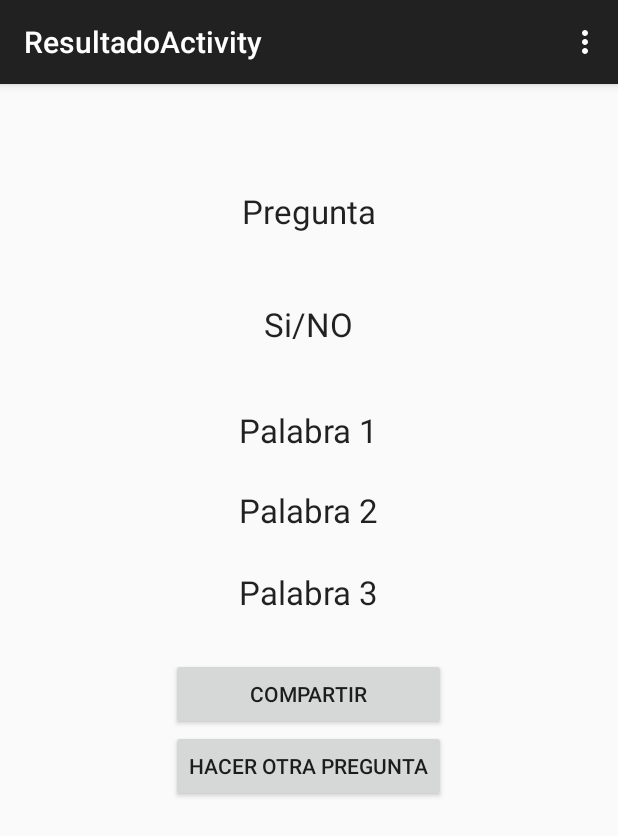
After one commit to jcolladosp/daviscope, an Android app: the ResultadoActivity screen opened directly, with no data from a screen before it, on a phone screen of 412 x 824 dp. The commit adds this screen. Shown: the top 836 px of the screen. Run offline under Robolectric (Android 15) with nearby library versions, the phone set to English and light mode, and no system bars.

Commit message:
Dos primeras activities

```diff
--- a/app/src/main/AndroidManifest.xml
+++ b/app/src/main/AndroidManifest.xml
@@ -16,6 +16,10 @@
                 <category android:name="android.intent.category.LAUNCHER" />
             </intent-filter>
         </activity>
+        <activity
+            android:name=".ResultadoActivity"
+            android:label="@string/title_activity_resultado" >
+        </activity>
     </application>
 
 </manifest>
--- /dev/null
+++ b/app/src/main/java/es/jcolladosp/daviscope/ResultadoActivity.java
@@ -0,0 +1,37 @@
+package es.jcolladosp.daviscope;
+
+import android.support.v7.app.AppCompatActivity;
+import android.os.Bundle;
+import android.view.Menu;
+import android.view.MenuItem;
+
+public class ResultadoActivity extends AppCompatActivity {
+
+    @Override
+    protected void onCreate(Bundle savedInstanceState) {
+        super.onCreate(savedInstanceState);
+        setContentView(R.layout.activity_resultado);
+    }
+
+    @Override
+    public boolean onCreateOptionsMenu(Menu menu) {
+        // Inflate the menu; this adds items to the action bar if it is present.
+        getMenuInflater().inflate(R.menu.menu_resultado, menu);
+        return true;
+    }
+
+    @Override
+    public boolean onOptionsItemSelected(MenuItem item) {
+        // Handle action bar item clicks here. The action bar will
+        // automatically handle clicks on the Home/Up button, so long
+        // as you specify a parent activity in AndroidManifest.xml.
+        int id = item.getItemId();
+
+        //noinspection SimplifiableIfStatement
+        if (id == R.id.action_settings) {
+            return true;
+        }
+
+        return super.onOptionsItemSelected(item);
+    }
+}
--- a/app/src/main/res/layout/activity_pregunta.xml
+++ b/app/src/main/res/layout/activity_pregunta.xml
@@ -25,4 +25,16 @@
         android:layout_marginTop="40dp"
         android:layout_alignRight="@+id/txExplicacion"
         android:layout_alignEnd="@+id/txExplicacion" />
+
+    <Button
+        android:layout_width="wrap_content"
+        android:layout_height="wrap_content"
+        android:text="@string/aceptar"
+        android:id="@+id/btAceptar"
+        android:layout_below="@+id/edPregunta"
+        android:layout_alignRight="@+id/edPregunta"
+        android:layout_alignEnd="@+id/edPregunta"
+        android:layout_marginTop="75dp"
+        android:layout_alignLeft="@+id/edPregunta"
+        android:layout_alignStart="@+id/edPregunta" />
 </RelativeLayout>
--- /dev/null
+++ b/app/src/main/res/layout/activity_resultado.xml
@@ -0,0 +1,80 @@
+<RelativeLayout xmlns:android="http://schemas.android.com/apk/res/android"
+    xmlns:tools="http://schemas.android.com/tools" android:layout_width="match_parent"
+    android:layout_height="match_parent" android:paddingLeft="@dimen/activity_horizontal_margin"
+    android:paddingRight="@dimen/activity_horizontal_margin"
+    android:paddingTop="@dimen/activity_vertical_margin"
+    android:paddingBottom="@dimen/activity_vertical_margin"
+    tools:context="es.jcolladosp.daviscope.ResultadoActivity">
+
+    <TextView
+        android:layout_width="wrap_content"
+        android:layout_height="wrap_content"
+        android:textAppearance="?android:attr/textAppearanceLarge"
+        android:text="Pregunta"
+        android:id="@+id/txPregunta"
+        android:layout_marginTop="54dp"
+        android:layout_alignParentTop="true"
+        android:layout_centerHorizontal="true" />
+
+    <TextView
+        android:layout_width="wrap_content"
+        android:layout_height="wrap_content"
+        android:textAppearance="?android:attr/textAppearanceLarge"
+        android:text="Si/NO"
+        android:id="@+id/txSiNo"
+        android:layout_marginTop="46dp"
+        android:layout_below="@+id/txPregunta"
+        android:layout_centerHorizontal="true" />
+
+    <TextView
+        android:layout_width="wrap_content"
+        android:layout_height="wrap_content"
+        android:textAppearance="?android:attr/textAppearanceLarge"
+        android:text="Palabra 1"
+        android:id="@+id/txPalabra1"
+        android:layout_below="@+id/txSiNo"
+        android:layout_centerHorizontal="true"
+        android:layout_marginTop="41dp" />
+
+    <TextView
+        android:layout_width="wrap_content"
+        android:layout_height="wrap_content"
+        android:textAppearance="?android:attr/textAppearanceLarge"
+        android:text="Palabra 2"
+        android:id="@+id/txPalabra2"
+        android:layout_marginTop="24dp"
+        android:layout_below="@+id/txPalabra1"
+        android:layout_alignLeft="@+id/txPalabra1"
+        android:layout_alignStart="@+id/txPalabra1" />
+
+    <TextView
+        android:layout_width="wrap_content"
+        android:layout_height="wrap_content"
+        android:textAppearance="?android:attr/textAppearanceLarge"
+        android:text="Palabra 3"
+        android:id="@+id/txPalabra3"
+        android:layout_marginTop="25dp"
+        android:layout_below="@+id/txPalabra2"
+        android:layout_alignLeft="@+id/txPalabra2"
+        android:layout_alignStart="@+id/txPalabra2" />
+
+    <Button
+        android:layout_width="wrap_content"
+        android:layout_height="wrap_content"
+        android:text="@string/compartir"
+        android:id="@+id/btCompartir"
+        android:layout_marginTop="29dp"
+        android:layout_below="@+id/txPalabra3"
+        android:layout_alignLeft="@+id/btOtra"
+        android:layout_alignStart="@+id/btOtra"
+        android:layout_alignRight="@+id/btOtra"
+        android:layout_alignEnd="@+id/btOtra" />
+
+    <Button
+        android:layout_width="wrap_content"
+        android:layout_height="wrap_content"
+        android:text="@string/otra"
+        android:id="@+id/btOtra"
+        android:layout_below="@+id/btCompartir"
+        android:layout_centerHorizontal="true" />
+</RelativeLayout>
--- /dev/null
+++ b/app/src/main/res/menu/menu_resultado.xml
@@ -0,0 +1,7 @@
+<menu xmlns:android="http://schemas.android.com/apk/res/android"
+    xmlns:app="http://schemas.android.com/apk/res-auto"
+    xmlns:tools="http://schemas.android.com/tools"
+    tools:context="es.jcolladosp.daviscope.ResultadoActivity">
+    <item android:id="@+id/action_settings" android:title="@string/action_settings"
+        android:orderInCategory="100" app:showAsAction="never" />
+</menu>
--- a/app/src/main/res/values/strings.xml
+++ b/app/src/main/res/values/strings.xml
@@ -4,4 +4,8 @@
     <string name="hello_world">Hello world!</string>
     <string name="action_settings">Settings</string>
     <string name="explicacion">Introduce tu pregunta</string>
+    <string name="aceptar">Aceptar</string>
+    <string name="title_activity_resultado">ResultadoActivity</string>
+    <string name="compartir">Compartir</string>
+    <string name="otra">Hacer otra pregunta</string>
 </resources>
```
